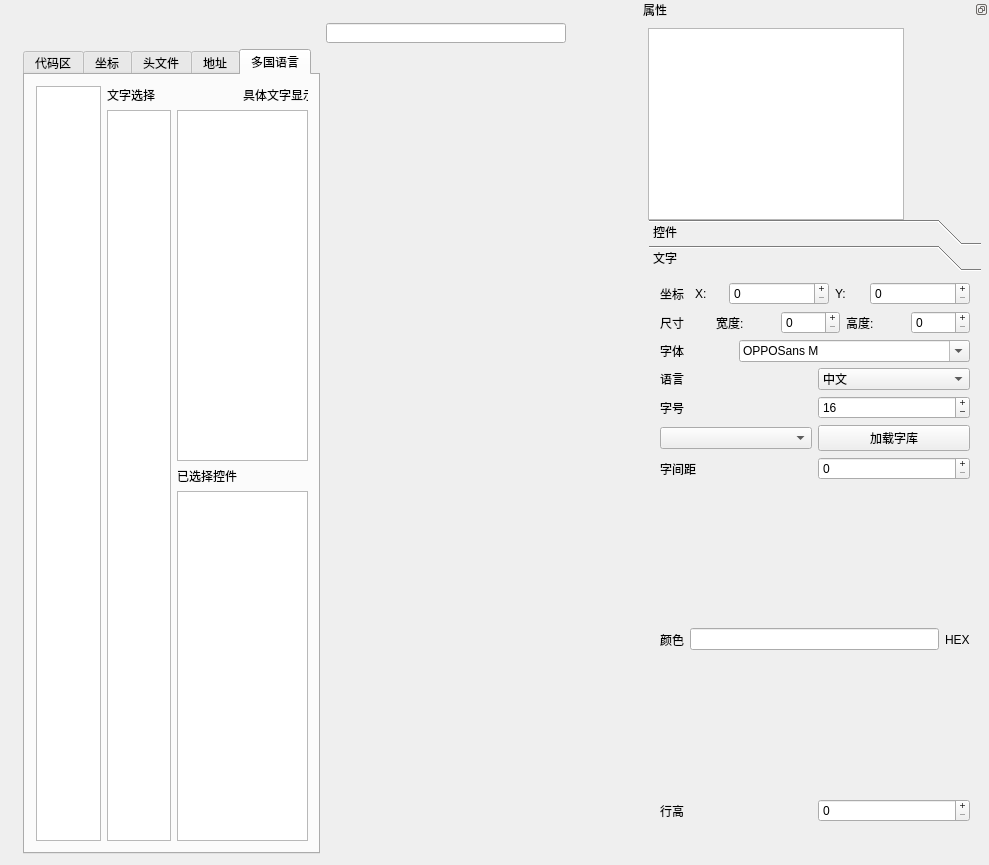
Old version of the form mainwindow.ui in the repository gk8202220/UIAuto.
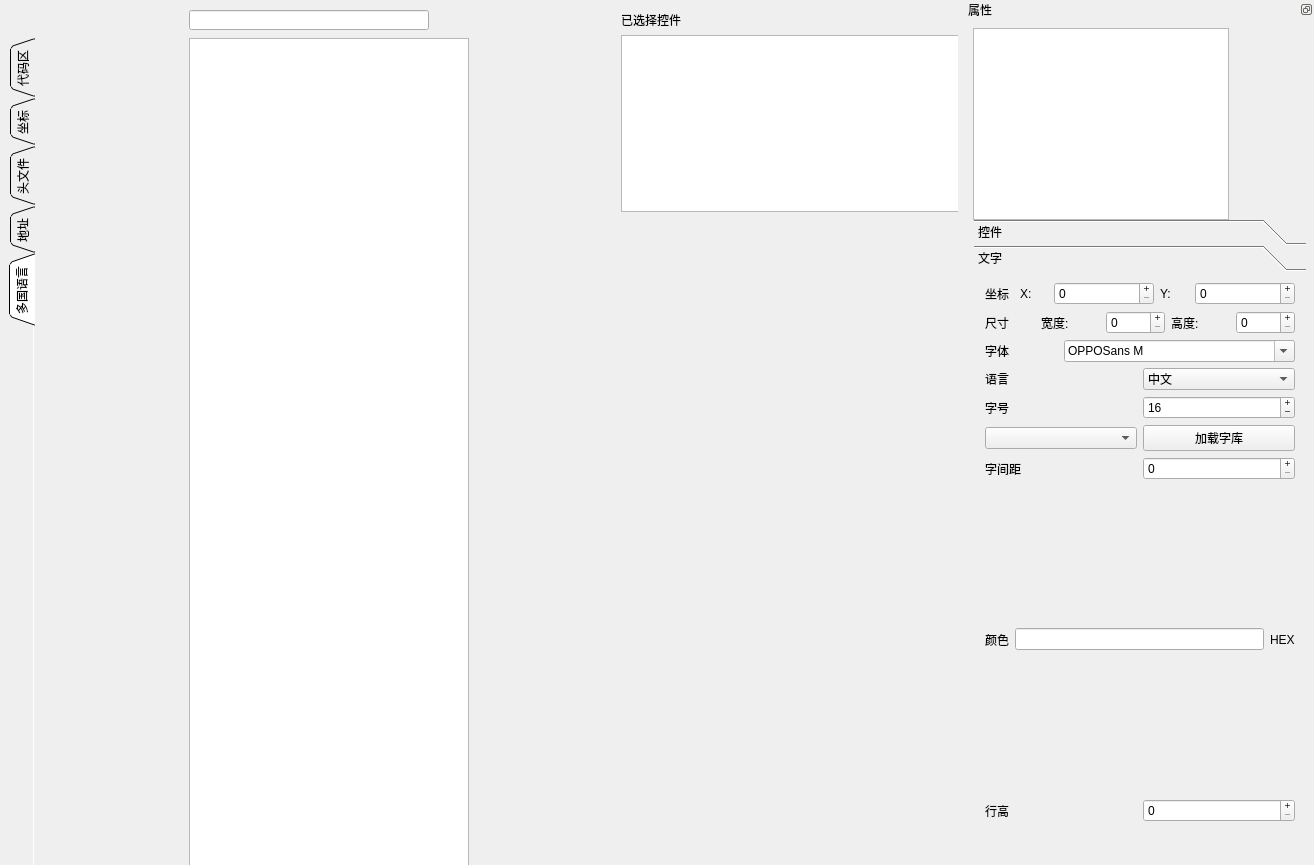
New version of the form. The open tabs and pages were chosen to show the change. Icons and pictures are not drawn.

Commit message: 添加图片显示

Diff of the .ui file:
```diff
--- a/mainwindow.ui
+++ b/mainwindow.ui
@@ -6,7 +6,7 @@
    <rect>
     <x>0</x>
     <y>0</y>
-    <width>989</width>
+    <width>1314</width>
     <height>865</height>
    </rect>
   </property>
@@ -27,12 +27,15 @@
    <bool>false</bool>
   </property>
   <widget class="QWidget" name="centralWidget">
-   <layout class="QGridLayout" name="gridLayout_6">
-    <item row="0" column="0" rowspan="2" colspan="2">
-     <layout class="QHBoxLayout" name="horizontalLayout_30"/>
-    </item>
-    <item row="2" column="3">
      <widget class="QLineEdit" name="lineEdit">
+    <property name="geometry">
+     <rect>
+      <x>189</x>
+      <y>10</y>
+      <width>240</width>
+      <height>20</height>
+     </rect>
+    </property>
       <property name="sizePolicy">
        <sizepolicy hsizetype="Preferred" vsizetype="Preferred">
         <horstretch>0</horstretch>
@@ -49,21 +52,100 @@
        <string/>
       </property>
      </widget>
-    </item>
-    <item row="3" column="2">
+   <widget class="QListView" name="listView_page">
+    <property name="geometry">
+     <rect>
+      <x>189</x>
+      <y>38</y>
+      <width>280</width>
+      <height>831</height>
+     </rect>
+    </property>
+    <property name="minimumSize">
+     <size>
+      <width>280</width>
+      <height>0</height>
+     </size>
+    </property>
+    <property name="font">
+     <font>
+      <family>微软雅黑 Light</family>
+      <pointsize>12</pointsize>
+     </font>
+    </property>
+    <property name="toolTip">
+     <string>界面选择</string>
+    </property>
+    <property name="statusTip">
+     <string>界面选择</string>
+    </property>
+    <property name="whatsThis">
+     <string>界面选择</string>
+    </property>
+    <property name="accessibleName">
+     <string/>
+    </property>
+    <property name="sizeAdjustPolicy">
+     <enum>QAbstractScrollArea::AdjustToContentsOnFirstShow</enum>
+    </property>
+    <property name="iconSize">
+     <size>
+      <width>200</width>
+      <height>200</height>
+     </size>
+    </property>
+    <property name="textElideMode">
+     <enum>Qt::ElideNone</enum>
+    </property>
+    <property name="flow">
+     <enum>QListView::LeftToRight</enum>
+    </property>
+    <property name="gridSize">
+     <size>
+      <width>200</width>
+      <height>220</height>
+     </size>
+    </property>
+    <property name="viewMode">
+     <enum>QListView::IconMode</enum>
+    </property>
+   </widget>
      <widget class="QTabWidget" name="tabWidget">
+    <property name="geometry">
+     <rect>
+      <x>9</x>
+      <y>38</y>
+      <width>174</width>
+      <height>841</height>
+     </rect>
+    </property>
       <property name="sizePolicy">
        <sizepolicy hsizetype="Expanding" vsizetype="Expanding">
         <horstretch>0</horstretch>
         <verstretch>0</verstretch>
        </sizepolicy>
       </property>
+    <property name="tabPosition">
+     <enum>QTabWidget::West</enum>
+    </property>
+    <property name="tabShape">
+     <enum>QTabWidget::Triangular</enum>
+    </property>
       <property name="currentIndex">
-       <number>4</number>
+     <number>2</number>
+    </property>
+    <property name="elideMode">
+     <enum>Qt::ElideNone</enum>
       </property>
       <property name="usesScrollButtons">
        <bool>false</bool>
       </property>
+    <property name="documentMode">
+     <bool>true</bool>
+    </property>
+    <property name="tabBarAutoHide">
+     <bool>true</bool>
+    </property>
       <widget class="QWidget" name="tab">
        <attribute name="title">
         <string>代码区</string>
@@ -127,93 +209,34 @@
        <attribute name="title">
         <string>多国语言</string>
        </attribute>
-       <layout class="QGridLayout" name="gridLayout_2">
-        <item row="0" column="0" rowspan="4">
-         <widget class="QListView" name="listView_page">
-          <property name="font">
-           <font>
-            <family>微软雅黑 Light</family>
-            <pointsize>12</pointsize>
-           </font>
-          </property>
-          <property name="toolTip">
-           <string>界面选择</string>
-          </property>
-          <property name="statusTip">
-           <string>界面选择</string>
-          </property>
-          <property name="whatsThis">
-           <string>界面选择</string>
-          </property>
-          <property name="accessibleName">
-           <string/>
-          </property>
-          <property name="iconSize">
-           <size>
-            <width>200</width>
-            <height>200</height>
-           </size>
-          </property>
-          <property name="textElideMode">
-           <enum>Qt::ElideNone</enum>
-          </property>
-          <property name="flow">
-           <enum>QListView::LeftToRight</enum>
-          </property>
-          <property name="gridSize">
-           <size>
-            <width>200</width>
-            <height>220</height>
-           </size>
-          </property>
-          <property name="viewMode">
-           <enum>QListView::IconMode</enum>
-          </property>
-         </widget>
-        </item>
-        <item row="0" column="1">
-         <widget class="QLabel" name="label_20">
-          <property name="text">
-           <string>文字选择</string>
-          </property>
-         </widget>
-        </item>
-        <item row="0" column="3">
-         <widget class="QLabel" name="label_24">
-          <property name="text">
-           <string>具体文字显示</string>
-          </property>
-         </widget>
-        </item>
-        <item row="1" column="1" rowspan="3">
-         <widget class="QListView" name="listView_Text"/>
-        </item>
-        <item row="1" column="2" colspan="2">
-         <widget class="QListView" name="listView_text_select">
-          <property name="selectionMode">
-           <enum>QAbstractItemView::ExtendedSelection</enum>
-          </property>
-         </widget>
-        </item>
-        <item row="2" column="2">
+     <layout class="QGridLayout" name="gridLayout_2"/>
+    </widget>
+   </widget>
+   <widget class="QWidget" name="">
+    <property name="geometry">
+     <rect>
+      <x>610</x>
+      <y>0</y>
+      <width>362</width>
+      <height>589</height>
+     </rect>
+    </property>
+    <layout class="QVBoxLayout" name="verticalLayout_3">
+     <item>
          <widget class="QLabel" name="label_47">
           <property name="text">
            <string>已选择控件</string>
           </property>
          </widget>
         </item>
-        <item row="3" column="2" colspan="2">
+     <item>
          <widget class="QTreeView" name="treeView_slelect_items">
           <property name="textElideMode">
            <enum>Qt::ElideMiddle</enum>
           </property>
          </widget>
         </item>
-       </layout>
-      </widget>
-     </widget>
-    </item>
-    <item row="3" column="3">
+     <item>
      <widget class="QLabel" name="label_display">
       <property name="minimumSize">
        <size>
@@ -223,15 +246,15 @@
       </property>
       <property name="maximumSize">
        <size>
-        <width>454</width>
-        <height>454</height>
+         <width>360</width>
+         <height>360</height>
        </size>
       </property>
       <property name="acceptDrops">
        <bool>true</bool>
       </property>
       <property name="autoFillBackground">
-       <bool>false</bool>
+        <bool>true</bool>
       </property>
       <property name="styleSheet">
        <string notr="true"/>
@@ -242,12 +265,16 @@
       <property name="textFormat">
        <enum>Qt::PlainText</enum>
       </property>
+       <property name="alignment">
+        <set>Qt::AlignLeading|Qt::AlignLeft|Qt::AlignVCenter</set>
+       </property>
       <property name="wordWrap">
-       <bool>false</bool>
+        <bool>true</bool>
       </property>
      </widget>
     </item>
    </layout>
+   </widget>
   </widget>
   <widget class="QDockWidget" name="dockWidget_3">
    <property name="minimumSize">
@@ -1183,8 +1210,8 @@
        <rect>
         <x>0</x>
         <y>0</y>
-        <width>332</width>
-        <height>566</height>
+        <width>454</width>
+        <height>535</height>
        </rect>
       </property>
       <attribute name="label">
```
Left out of the diff: 38 changed lines with no effect on the pictures. Lines whose indentation alone changed are shown as unchanged. The commit also changes 2123 other files.
